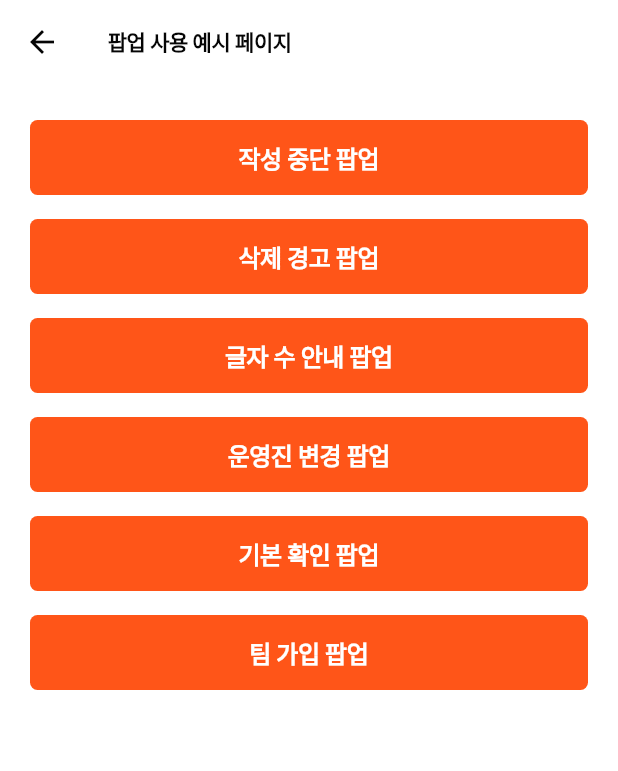
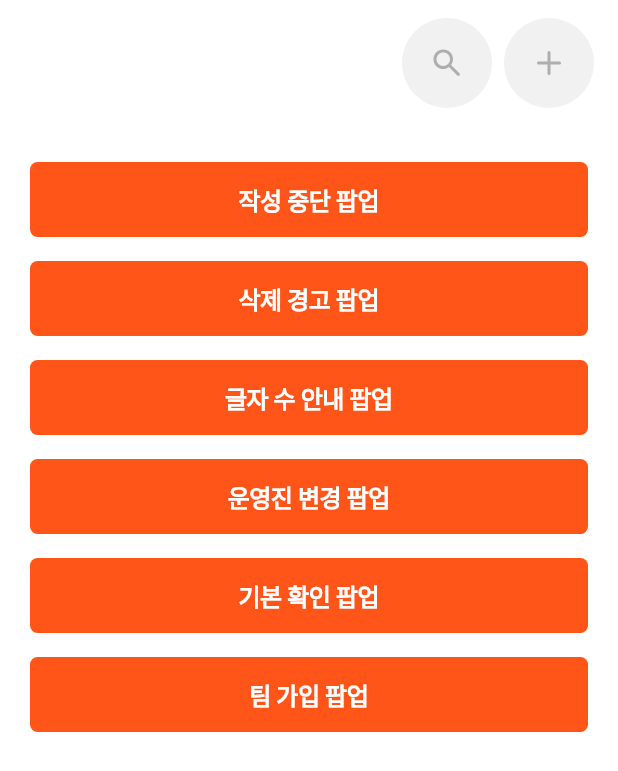
Before and after one commit to beat-it-app/Beatit_Front_App, a Flutter app: the TestPage screen opened directly, on a phone screen of 412 x 824 dp. Shown: the top 771 px of the screen. Run offline on Flutter 3.47's test engine with Material 3 defaults, Android fonts, the light colour scheme and no system bars; our stand-ins replace flutter_svg; Roboto replaces fonts that are missing (Pretendard).

Commit message:
uiux: two/top appbar 추가

```diff
--- a/lib/popup_test_page.dart
+++ b/lib/popup_test_page.dart
@@ -1,3 +1,5 @@
+import 'package:beatit_front_app/src/core/widgets/appbars/app_top_appbar.dart';
+import 'package:beatit_front_app/src/core/widgets/appbars/app_two_appbar.dart';
 import 'package:beatit_front_app/src/core/widgets/buttons/app_button.dart';
 import 'package:beatit_front_app/src/core/widgets/popups/app_popup.dart';
 import 'package:flutter/material.dart';
@@ -16,7 +18,7 @@ class _TestPageState extends State<TestPage> {
     final textTheme = Theme.of(context).textTheme;
 
     return Scaffold(
-      appBar: AppBar(title: const Text('팝업 사용 예시 페이지')),
+      appBar: AppTwoAppBar(trailing: AppTwoAppBarTrailing.all),
       body: SingleChildScrollView(
         padding: const EdgeInsets.symmetric(horizontal: 20, vertical: 24),
         child: Column(
--- a/lib/src/core/widgets/appbars/app_top_appbar.dart
+++ b/lib/src/core/widgets/appbars/app_top_appbar.dart
@@ -1,4 +1,6 @@
+import 'package:beatit_front_app/src/core/extensions/app_theme_extension.dart';
 import 'package:flutter/material.dart';
+import 'package:flutter_svg/flutter_svg.dart';
 
 import '../../theme/app_fonts.dart';
 
@@ -44,14 +46,14 @@ class AppTopAppBar extends StatelessWidget implements PreferredSizeWidget {
        onAlarmPressed = null,
        toolbarHeight = toolbarHeight;
 
-  const AppTopAppBar.backMore({
+  const AppTopAppBar.moreOnly({
     super.key,
     String? title,
     VoidCallback? onBackPressed,
     VoidCallback? onMorePressed,
     double toolbarHeight = 64,
   }) : title = title,
-       showBackButton = true,
+       showBackButton = false,
        trailing = AppTopAppBarTrailing.more,
        onBackPressed = onBackPressed,
        onMorePressed = onMorePressed,
@@ -119,7 +121,7 @@ class AppTopAppBar extends StatelessWidget implements PreferredSizeWidget {
       titleTextStyle: FontStyles.semi18.copyWith(color: colors.onSurface),
       leading: showBackButton
           ? _AppBarPressIconButton(
-              icon: Icons.arrow_back_ios_new_rounded,
+              icon: 'assets/icons/appbar/back.svg',
               semanticLabel: '뒤로가기',
               onPressed: onBackPressed ?? _noop,
             )
@@ -129,17 +131,17 @@ class AppTopAppBar extends StatelessWidget implements PreferredSizeWidget {
         switch (trailing) {
           AppTopAppBarTrailing.none => const SizedBox.shrink(),
           AppTopAppBarTrailing.more => _AppBarPressIconButton(
-            icon: Icons.more_vert_rounded,
+            icon: 'assets/icons/appbar/menu.svg',
             semanticLabel: '더보기',
             onPressed: onMorePressed ?? _noop,
           ),
           AppTopAppBarTrailing.close => _AppBarPressIconButton(
-            icon: Icons.close_rounded,
+            icon: 'assets/icons/appbar/delete.svg',
             semanticLabel: '닫기',
             onPressed: onClosePressed ?? _noop,
           ),
           AppTopAppBarTrailing.alarm => _AppBarPressIconButton(
-            icon: Icons.notifications_none_rounded,
+            icon: 'assets/icons/appbar/bell.svg',
             semanticLabel: '알림',
             onPressed: onAlarmPressed ?? _noop,
           ),
@@ -161,7 +163,7 @@ class _AppBarPressIconButton extends StatefulWidget {
     this.curve = Curves.easeOutCubic,
   });
 
-  final IconData icon;
+  final String icon;
   final String semanticLabel;
   final VoidCallback onPressed;
 
@@ -217,11 +219,7 @@ class _AppBarPressIconButtonState extends State<_AppBarPressIconButton> {
                   ? widget.pressInDuration
                   : widget.pressOutDuration,
               curve: widget.curve,
-              child: Icon(
-                widget.icon,
-                size: widget.iconSize,
-                color: colors.onSurface,
-              ),
+              child: SvgPicture.asset(widget.icon, color: context.grays.black),
             ),
           ),
         ),
--- /dev/null
+++ b/lib/src/core/widgets/appbars/app_two_appbar.dart
@@ -0,0 +1,207 @@
+import 'package:beatit_front_app/src/core/extensions/app_theme_extension.dart';
+import 'package:beatit_front_app/src/core/theme/app_radius.dart';
+import 'package:beatit_front_app/src/core/theme/app_spacing.dart';
+import 'package:flutter/material.dart';
+import 'package:flutter_svg/flutter_svg.dart';
+
+import '../../theme/app_fonts.dart';
+
+enum AppTwoAppBarTrailing { add, search, all }
+
+class AppTwoAppBar extends StatelessWidget implements PreferredSizeWidget {
+  const AppTwoAppBar({
+    super.key,
+    this.title,
+    this.showBackButton = false,
+    this.trailing = AppTwoAppBarTrailing.add,
+    this.onAddPressed,
+    this.onSearchPressed,
+    this.toolbarHeight = 84,
+  });
+
+  const AppTwoAppBar.add({
+    super.key,
+    required String title,
+    VoidCallback? onAddPressed,
+    double toolbarHeight = 84,
+  }) : title = title,
+       showBackButton = true,
+       trailing = AppTwoAppBarTrailing.add,
+       onAddPressed = onAddPressed,
+       onSearchPressed = null,
+       toolbarHeight = toolbarHeight;
+
+  const AppTwoAppBar.search({
+    super.key,
+    VoidCallback? onSearchPressed,
+    double toolbarHeight = 84,
+  }) : title = null,
+       showBackButton = true,
+       trailing = AppTwoAppBarTrailing.search,
+       onAddPressed = null,
+       onSearchPressed = onSearchPressed,
+       toolbarHeight = toolbarHeight;
+
+  const AppTwoAppBar.all({
+    super.key,
+    String? title,
+    VoidCallback? onAddPressed,
+    VoidCallback? onSearchPressed,
+    double toolbarHeight = 84,
+  }) : title = title,
+       showBackButton = true,
+       trailing = AppTwoAppBarTrailing.all,
+       onAddPressed = onAddPressed,
+       onSearchPressed = onSearchPressed,
+       toolbarHeight = toolbarHeight;
+
+  final String? title;
+  final bool showBackButton;
+  final AppTwoAppBarTrailing trailing;
+
+  final VoidCallback? onAddPressed;
+  final VoidCallback? onSearchPressed;
+
+  final double toolbarHeight;
+
+  static void _noop() {}
+
+  @override
+  Size get preferredSize => Size.fromHeight(toolbarHeight);
+
+  @override
+  Widget build(BuildContext context) {
+    final theme = Theme.of(context);
+    final colors = theme.colorScheme;
+
+    return AppBar(
+      automaticallyImplyLeading: false,
+      centerTitle: title != null,
+      toolbarHeight: toolbarHeight,
+      leadingWidth: 60,
+      elevation: 0,
+      scrolledUnderElevation: 0,
+      backgroundColor: theme.scaffoldBackgroundColor,
+      foregroundColor: colors.onSurface,
+      titleTextStyle: FontStyles.semi18.copyWith(color: colors.onSurface),
+      title: title == null ? null : Text(title!),
+      actions: [
+        Padding(
+          padding: const EdgeInsets.only(right: AppSpacing.x16),
+          child: Row(
+            children: [
+              switch (trailing) {
+                AppTwoAppBarTrailing.add => _AppBarPressIconButton(
+                  icon: 'assets/icons/appbar/plus.svg',
+                  semanticLabel: '추가',
+                  onPressed: onAddPressed ?? _noop,
+                ),
+                AppTwoAppBarTrailing.search => _AppBarPressIconButton(
+                  icon: 'assets/icons/appbar/search.svg',
+                  semanticLabel: '검색',
+                  onPressed: onSearchPressed ?? _noop,
+                ),
+                AppTwoAppBarTrailing.all => Row(
+                  children: [
+                    _AppBarPressIconButton(
+                      icon: 'assets/icons/appbar/search.svg',
+                      semanticLabel: '검색',
+                      onPressed: onSearchPressed ?? _noop,
+                    ),
+                    const SizedBox(width: AppSpacing.x8),
+                    _AppBarPressIconButton(
+                      icon: 'assets/icons/appbar/plus.svg',
+                      semanticLabel: '추가',
+                      onPressed: onAddPressed ?? _noop,
+                    ),
+                  ],
+                ),
+              },
+            ],
+          ),
+        ),
+      ],
+    );
+  }
+}
+
+class _AppBarPressIconButton extends StatefulWidget {
+  const _AppBarPressIconButton({
+    required this.icon,
+    required this.semanticLabel,
+    required this.onPressed,
+    this.iconSize = 20,
+    this.pressedScale = 0.86,
+    this.pressInDuration = const Duration(milliseconds: 200),
+    this.pressOutDuration = const Duration(milliseconds: 400),
+    this.curve = Curves.easeOutCubic,
+  });
+
+  final String icon;
+  final String semanticLabel;
+  final VoidCallback onPressed;
+
+  final double iconSize;
+  final double pressedScale;
+  final Duration pressInDuration;
+  final Duration pressOutDuration;
+  final Curve curve;
+
+  @override
+  State<_AppBarPressIconButton> createState() => _AppBarPressIconButtonState();
+}
+
+class _AppBarPressIconButtonState extends State<_AppBarPressIconButton> {
+  bool _isPressed = false;
+
+  void _setPressed(bool value) {
+    if (_isPressed == value) {
+      return;
+    }
+
+    setState(() {
+      _isPressed = value;
+    });
+  }
+
+  @override
+  Widget build(BuildContext context) {
+    final colors = Theme.of(context).colorScheme;
+
+    return Semantics(
+      button: true,
+      label: widget.semanticLabel,
+      child: GestureDetector(
+        behavior: HitTestBehavior.opaque,
+        onTapDown: (_) {
+          _setPressed(true);
+        },
+        onTapUp: (_) {
+          _setPressed(false);
+        },
+        onTapCancel: () {
+          _setPressed(false);
+        },
+        onTap: widget.onPressed,
+        child: Container(
+          width: 60,
+          height: 60,
+          decoration: BoxDecoration(
+            color: context.grays.gray8,
+            borderRadius: BorderRadius.circular(AppRadius.pill),
+          ),
+          child: Center(
+            child: AnimatedScale(
+              scale: _isPressed ? widget.pressedScale : 1.0,
+              duration: _isPressed
+                  ? widget.pressInDuration
+                  : widget.pressOutDuration,
+              curve: widget.curve,
+              child: SvgPicture.asset(widget.icon, color: context.grays.gray5),
+            ),
+          ),
+        ),
+      ),
+    );
+  }
+}
```
